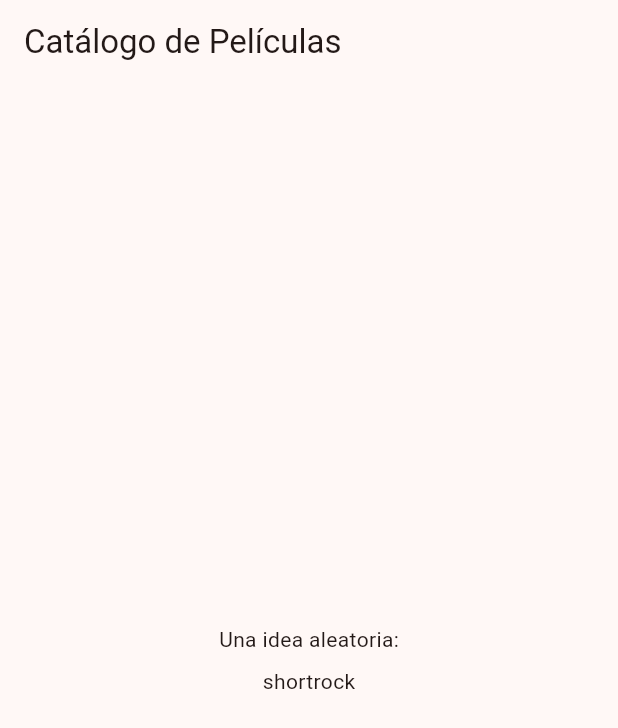
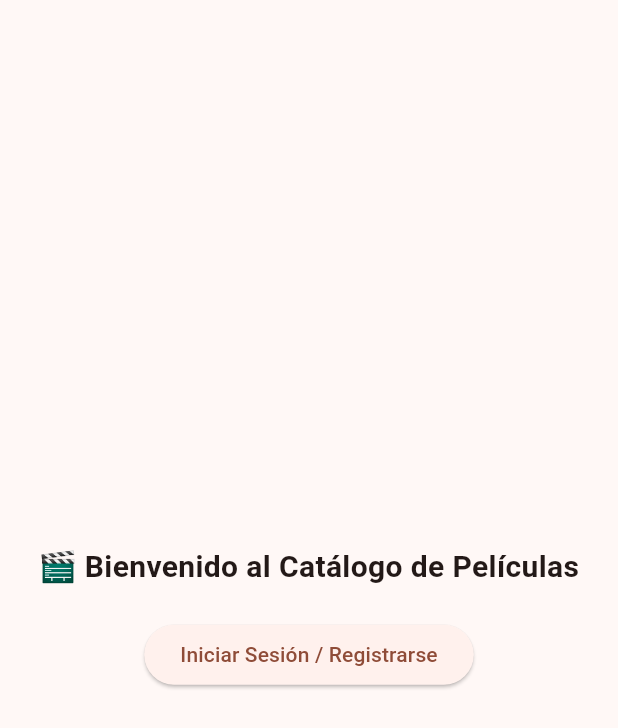
Before and after one commit to jaimepadron94/3.7.-Integraci-n-de-base-de-datos-, a Flutter app: the screen it shows after launch, on a phone screen of 412 x 824 dp. Shown: the top 728 px of the screen. Run offline on Flutter 3.47's test engine with Material 3 defaults, Android fonts, the phone set to English and light mode, and no system bars; our stand-ins replace cloud_firestore, firebase_auth, firebase_core, firebase_storage, image_picker; accounts and stored records are empty.

Commit message:
PI Catálogo de Películas completo

```diff
--- a/lib/main.dart
+++ b/lib/main.dart
@@ -44,7 +44,9 @@ class MyHomePage extends StatelessWidget {
     );
   }
 }
-*/
+
+
+
 
 import 'package:flutter/material.dart';
 import 'package:provider/provider.dart';
@@ -105,3 +107,47 @@ class MyHomePage extends StatelessWidget {
     );
   }
 }
+*/
+
+import 'package:flutter/material.dart';
+import 'package:provider/provider.dart';
+import 'package:firebase_core/firebase_core.dart';
+import 'firebase_options.dart';
+import 'screens/login_screen.dart';
+import 'screens/catalogo_screen.dart';
+import 'screens/admin_screen.dart';
+import 'screens/detalle_screen.dart';
+import 'screens/welcome_screen.dart';
+import 'services/auth_service.dart';
+
+Future<void> main() async {
+  WidgetsFlutterBinding.ensureInitialized();
+  await Firebase.initializeApp(options: DefaultFirebaseOptions.currentPlatform);
+  runApp(const MyApp());
+}
+
+class MyApp extends StatelessWidget {
+  const MyApp({super.key});
+
+  @override
+  Widget build(BuildContext context) {
+    return ChangeNotifierProvider(
+      create: (_) => AuthService(),
+      child: MaterialApp(
+        title: 'Catálogo de Películas',
+        theme: ThemeData(
+          colorScheme: ColorScheme.fromSeed(seedColor: Colors.deepOrange),
+          useMaterial3: true,
+        ),
+        initialRoute: '/',
+        routes: {
+          '/': (_) => const WelcomeScreen(),
+          '/login': (_) => const LoginScreen(),
+          '/catalogo': (_) => const CatalogoScreen(),
+          '/admin': (_) => const AdminScreen(),
+          '/detalle': (_) => const DetalleScreen(),
+        },
+      ),
+    );
+  }
+}
--- /dev/null
+++ b/lib/screens/welcome_screen.dart
@@ -0,0 +1,27 @@
+import 'package:flutter/material.dart';
+
+class WelcomeScreen extends StatelessWidget {
+  const WelcomeScreen({super.key});
+
+  @override
+  Widget build(BuildContext context) {
+    return Scaffold(
+      body: Center(
+        child: Column(
+          mainAxisAlignment: MainAxisAlignment.center,
+          children: [
+            const Text(
+              "🎬 Bienvenido al Catálogo de Películas",
+              style: TextStyle(fontSize: 20, fontWeight: FontWeight.bold),
+            ),
+            const SizedBox(height: 20),
+            ElevatedButton(
+              onPressed: () => Navigator.pushNamed(context, '/login'),
+              child: const Text("Iniciar Sesión / Registrarse"),
+            ),
+          ],
+        ),
+      ),
+    );
+  }
+}
--- a/pubspec.yaml
+++ b/pubspec.yaml
@@ -12,6 +12,11 @@ dependencies:
   english_words: ^4.0.0
   provider: ^6.1.5
   firebase_core: ^4.2.1
+  firebase_auth: ^6.1.2
+  cloud_firestore: ^6.1.0
+  firebase_storage: ^13.0.4
+  image_picker: ^1.2.1
+  http: ^1.2.0
 
 dev_dependencies:
   flutter_test:
```
Also changed, not shown: lib/screens/admin_screen.dart (added, +86 -0 lines), lib/screens/catalogo_screen.dart (added, +52 -0 lines), lib/screens/detalle_screen.dart (added, +32 -0 lines), lib/screens/login_screen.dart (added, +58 -0 lines), lib/services/auth_service.dart (added, +25 -0 lines), lib/services/pelicula_service.dart (added, +32 -0 lines), pubspec.lock, 5 other files.
